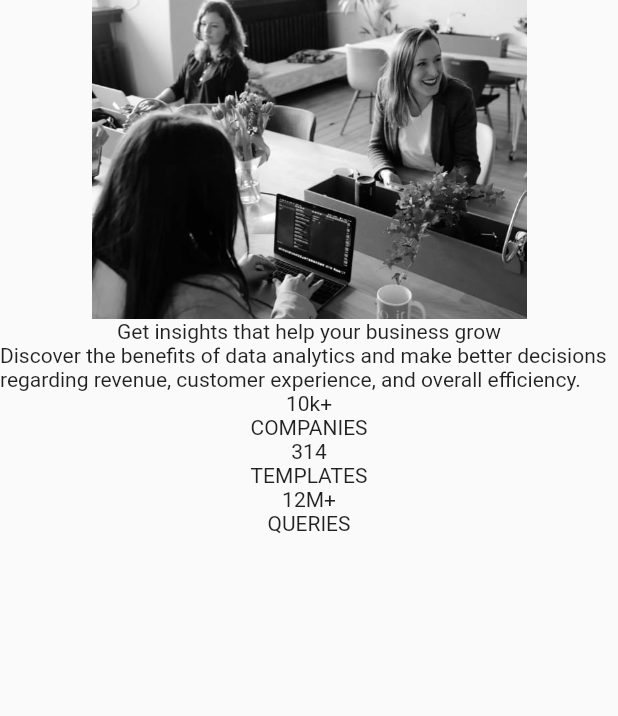
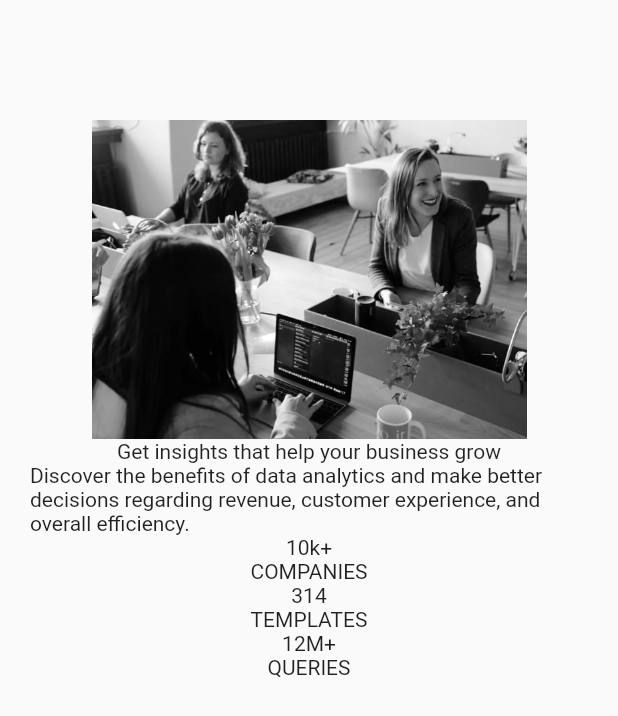
Before and after one commit to romofel/fm-stats_preview_card_component-flutter, a Flutter app: the screen it shows after launch, on a phone screen of 412 x 824 dp. Shown: the top 716 px of the screen. Run offline on Flutter 3.47's test engine with Material 2 defaults, Android fonts, the phone set to English and light mode, and no system bars.

Commit message:
Add padding around the card

```diff
--- a/lib/pages/home_page.dart
+++ b/lib/pages/home_page.dart
@@ -5,6 +5,7 @@ class HomePage extends StatelessWidget {
   Widget build(BuildContext context) {
     return Scaffold(
       body: Container(
+        padding: const EdgeInsets.symmetric(vertical: 80, horizontal: 20),
         child: Column(
           children: <Widget>[
             Image.asset('assets/image-header-mobile.jpg', width: 290),
```
